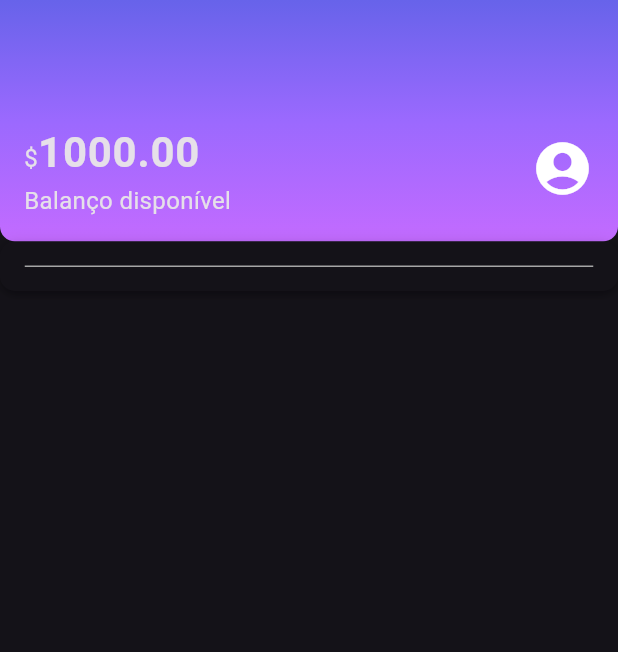
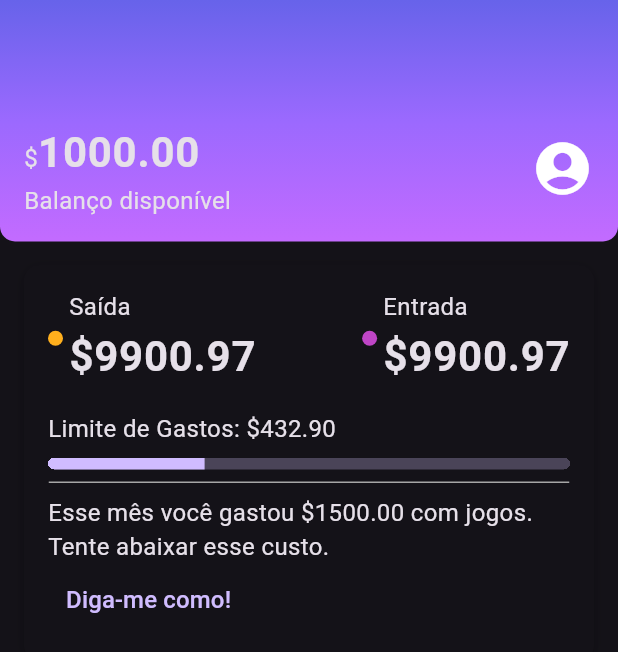
Before and after one commit to SinxCode/alubank, a Flutter app: the screen it shows after launch, on a phone screen of 412 x 824 dp. Shown: the top 652 px of the screen. Run offline on Flutter 3.47's test engine with Material 3 defaults, Android fonts, the phone set to English and light mode, and no system bars.

Commit message:
Construindo os cartões

```diff
--- /dev/null
+++ b/lib/components/sections/recent_activity.dart
@@ -0,0 +1,95 @@
+import 'package:alubank/components/color_dot.dart';
+import 'package:alubank/components/content_division.dart';
+import 'package:alubank/components/sections/box_card.dart';
+import 'package:alubank/themes/themes_color.dart';
+import 'package:flutter/material.dart';
+
+class RecentActivity extends StatelessWidget {
+  const RecentActivity({super.key});
+
+  @override
+  Widget build(BuildContext context) {
+    return Padding(
+      padding: const EdgeInsets.all(16),
+      child: BoxCard(boxContent: _RecentActivityContent()),
+    );
+  }
+}
+
+class _RecentActivityContent extends StatelessWidget {
+  const _RecentActivityContent({super.key});
+
+  @override
+  Widget build(BuildContext context) {
+    return Column(
+      crossAxisAlignment: CrossAxisAlignment.start,
+      children: [
+        Row(
+          mainAxisAlignment: MainAxisAlignment.spaceBetween,
+          children: [
+            Row(
+              children: [
+                Padding(
+                  padding: const EdgeInsets.only(right: 4.0),
+                  child: ColorDot(color: ThemeColors.recentActivity['spent']),
+                ),
+                Column(
+                  crossAxisAlignment: CrossAxisAlignment.start,
+                  children: [
+                    Text('Saída'),
+                    Text(
+                      '\$9900.97',
+                      style: Theme.of(context).textTheme.bodyLarge,
+                    ),
+                  ],
+                )
+              ],
+            ),
+            Row(
+              children: [
+                Padding(
+                  padding: const EdgeInsets.only(right: 4.0),
+                  child: ColorDot(color: ThemeColors.recentActivity['income']),
+                ),
+                Column(
+                  crossAxisAlignment: CrossAxisAlignment.start,
+                  children: [
+                    Text('Entrada'),
+                    Text(
+                      '\$9900.97',
+                      style: Theme.of(context).textTheme.bodyLarge,
+                    ),
+                  ],
+                )
+              ],
+            ),
+          ],
+        ),
+        Padding(
+          padding: const EdgeInsets.only(top: 16.0, bottom: 8.0),
+          child: Text('Limite de Gastos: \$432.90'),
+        ),
+        Container(
+          clipBehavior: Clip.hardEdge,
+          decoration: BoxDecoration(
+            borderRadius: BorderRadius.circular(5),
+          ),
+          child: LinearProgressIndicator(
+            value: 0.3,
+            minHeight: 8,
+          ),
+        ),
+        Padding(
+          padding: const EdgeInsets.only(top: 8.0, bottom: 8.0),
+          child: ContentDivision(),
+        ),
+        Text(
+            'Esse mês você gastou \$1500.00 com jogos. Tente abaixar esse custo.'),
+        TextButton(
+          onPressed: () {},
+          child: Text('Diga-me como!', style: TextStyle(fontSize: 16),),
+        ),
+      ],
+    );
+  }
+}
--- a/lib/screens/home.dart
+++ b/lib/screens/home.dart
@@ -2,6 +2,7 @@ import 'package:alubank/components/color_dot.dart';
 import 'package:alubank/components/content_division.dart';
 import 'package:alubank/components/sections/box_card.dart';
 import 'package:alubank/components/sections/header.dart';
+import 'package:alubank/components/sections/recent_activity.dart';
 import 'package:alubank/themes/themes_color.dart';
 import 'package:flutter/material.dart';
 import 'package:alubank/components/content_division.dart';
@@ -16,7 +17,7 @@ class Home extends StatelessWidget {
       body: Column(
         children: [
           Header(),
-          BoxCard(boxContent: ContentDivision())
+          RecentActivity(),
         ],
       ),
 
```
